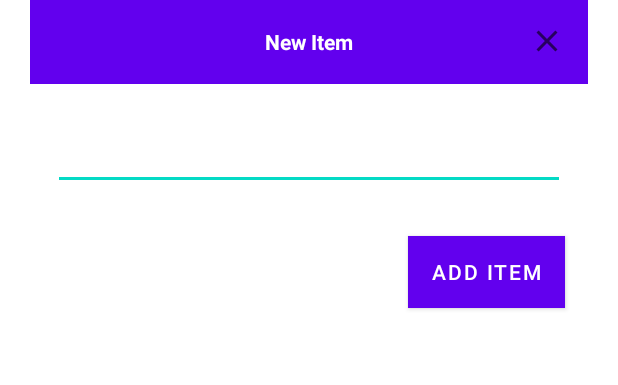
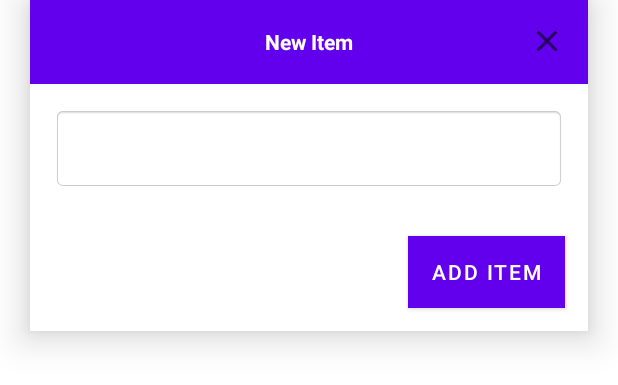
Before and after one commit to ivratkaviil/ShoppingListApp, an Android app: the layout dialog_add_entry.xml on its own in the app's theme, with its tools: preview values and no code run, on a phone screen of 412 x 824 dp. Shown: the top 385 px of the screen. Run offline under Robolectric (Android 15) with nearby library versions, the phone set to English and light mode, and no system bars.

```diff
--- a/app/src/main/res/layout/activity_main.xml
+++ b/app/src/main/res/layout/activity_main.xml
@@ -12,6 +12,7 @@
         android:layout_height="wrap_content"
         >
 
+
     </androidx.recyclerview.widget.RecyclerView>
 
     <com.google.android.material.floatingactionbutton.FloatingActionButton
@@ -24,6 +25,8 @@
         >
 
 
+
+
     </com.google.android.material.floatingactionbutton.FloatingActionButton>
 
 
--- a/app/src/main/res/layout/dialog_add_entry.xml
+++ b/app/src/main/res/layout/dialog_add_entry.xml
@@ -5,6 +5,7 @@
     android:layout_height="wrap_content"
     android:layout_marginHorizontal="20dp"
     android:elevation="15dp"
+    android:background="@android:color/white"
     android:orientation="vertical">
 
     <RelativeLayout
@@ -21,6 +22,7 @@
             android:textStyle="bold"/>
 
         <ImageButton
+            android:id="@+id/btn_close"
             android:layout_width="wrap_content"
             android:layout_height="wrap_content"
             android:padding="15dp"
@@ -35,10 +37,14 @@
     </RelativeLayout>
 
     <EditText
+        android:id="@+id/ed_entry"
         android:layout_width="match_parent"
         android:layout_height="wrap_content"
         android:layout_margin="15dp"
-        android:padding="15dp">
+        android:padding="15dp"
+        android:background="@android:drawable/editbox_background_normal"
+        >
+
 
     </EditText>
 
```
Also changed, not shown: app/src/main/java/com/example/shoppinglistapp/MainActivity.java (+38 -0 lines).
